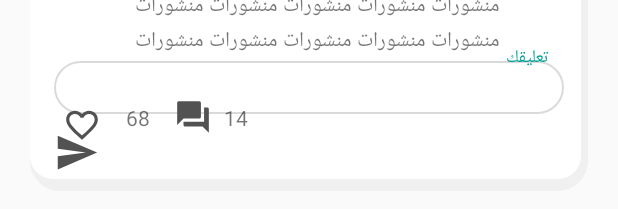
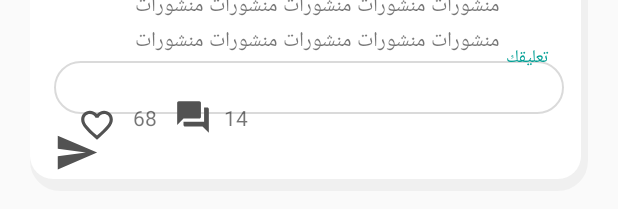
Before and after one commit to SeyfGoumeida/APPCoronaWatch, an Android app: the layout rv_home_article.xml on its own in the app's theme, with its tools: preview values and no code run, on a phone screen of 412 x 824 dp. Shown: the part 190-399 px from the top of the screen. Run offline under Robolectric (Android 15) with nearby library versions, the phone set to English and light mode, and no system bars; plain views replace ReadMoreTextView; network calls fail.

Commit message:
Commit  , synchro

```diff
--- a/app/src/main/res/layout/rv_home_article.xml
+++ b/app/src/main/res/layout/rv_home_article.xml
@@ -151,7 +151,7 @@
         android:id="@+id/like_button"
         android:layout_width="25dp"
         android:layout_height="25dp"
-        android:layout_marginLeft="30dp"
+        android:layout_marginLeft="40dp"
         android:layout_marginTop="11dp"
         android:layout_marginBottom="4dp"
         android:background="@drawable/ic_favorite_border_black_24dp"
```
